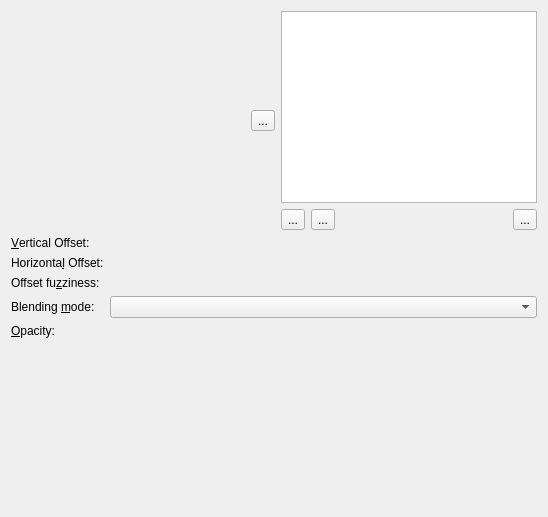
Old version of the form plugins/paintops/dualbrush/WdgDualBrushOptions.ui in the repository KDE/krita.
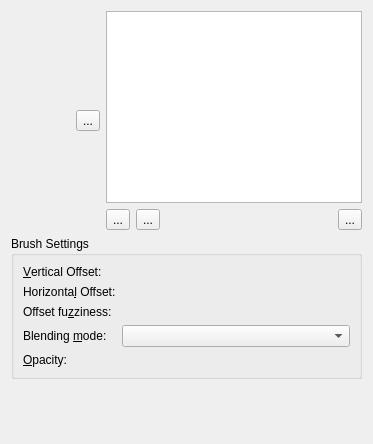
New version of the form. Custom widgets are drawn as their Qt base class.

What changed in the file:
```diff
--- a/plugins/paintops/dualbrush/WdgDualBrushOptions.ui
+++ b/plugins/paintops/dualbrush/WdgDualBrushOptions.ui
@@ -6,8 +6,8 @@
    <rect>
     <x>0</x>
     <y>0</y>
-    <width>548</width>
-    <height>517</height>
+    <width>373</width>
+    <height>444</height>
    </rect>
   </property>
   <property name="sizePolicy">
@@ -103,6 +103,12 @@
     </layout>
    </item>
    <item>
+    <widget class="QGroupBox" name="groupBox">
+     <property name="title">
+      <string>Brush Settings</string>
+     </property>
+     <layout class="QGridLayout" name="gridLayout">
+      <item row="0" column="0">
     <layout class="QFormLayout" name="formLayout">
      <item row="0" column="0">
       <widget class="QLabel" name="label">
@@ -235,6 +241,9 @@
       </widget>
      </item>
     </layout>
+      </item>
+     </layout>
+    </widget>
    </item>
    <item>
     <spacer name="verticalSpacer">
```
Lines whose indentation alone changed are shown as unchanged.
